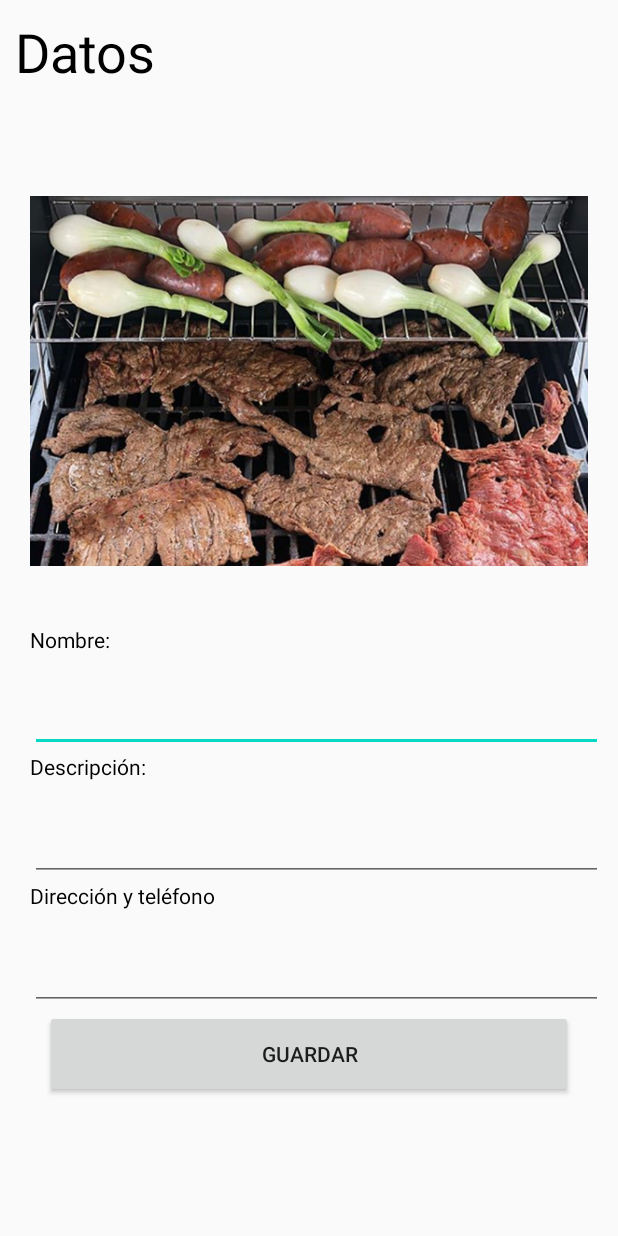
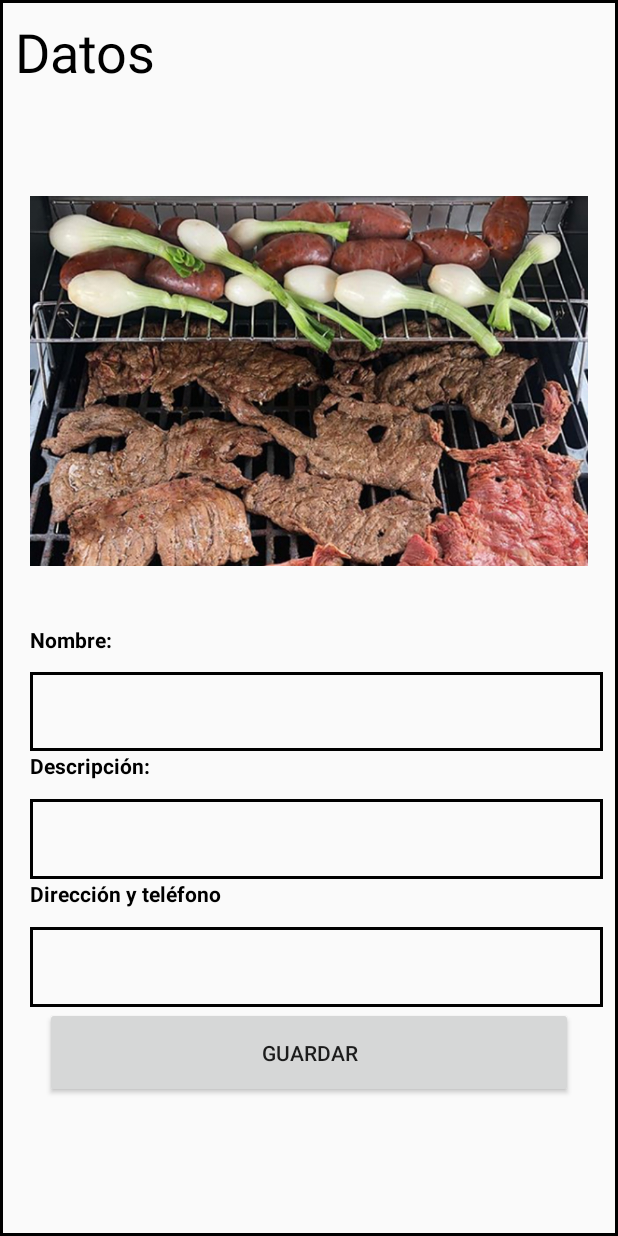
Before and after one commit to AbrahamLCodes/Examen-Pr-ctico-2-, an Android app: the DatosActivity screen opened directly, with no data from a screen before it, on a phone screen of 412 x 824 dp. Run offline under Robolectric (Android 15) with nearby library versions, the phone set to English and light mode, and no system bars.

Commit message:
Diseño completado

```diff
--- /dev/null
+++ b/app/src/main/res/drawable/border.xml
@@ -0,0 +1,10 @@
+<?xml version="1.0" encoding="utf-8"?>
+<shape
+    xmlns:android="http://schemas.android.com/apk/res/android"
+    android:shape="rectangle">
+
+    <stroke
+        android:color="@color/colorPrimary"
+        android:width="2dp"/>
+
+</shape>
--- a/app/src/main/res/layout/activity_datos.xml
+++ b/app/src/main/res/layout/activity_datos.xml
@@ -10,6 +10,8 @@
     xmlns:app="http://schemas.android.com/apk/res-auto"
     xmlns:tools="http://schemas.android.com/tools"
     android:layout_width="match_parent"
+    android:background="@drawable/border"
+
     android:layout_height="match_parent"
     android:orientation="vertical"
     android:weightSum="5"
@@ -44,15 +46,19 @@
 
         <TextView
             android:layout_width="match_parent"
+
             android:layout_height="wrap_content"
             android:layout_marginLeft="20dp"
             android:layout_marginRight="10dp"
             android:layout_weight="1"
             android:text="Nombre:"
-            android:textColor="#000000" />
+            android:textColor="#000000"
+            android:textStyle="bold" />
 
         <EditText
             android:id="@+id/campo0"
+            android:background="@drawable/border"
+            android:padding="8dp"
             android:layout_width="match_parent"
             android:layout_height="wrap_content"
             android:layout_marginLeft="20dp"
@@ -68,10 +74,13 @@
             android:layout_marginRight="10dp"
             android:layout_weight="1"
             android:text="Descripción:"
-            android:textColor="#000000" />
+            android:textColor="#000000"
+            android:textStyle="bold" />
 
         <EditText
             android:id="@+id/campo1"
+            android:background="@drawable/border"
+            android:padding="8dp"
             android:layout_width="match_parent"
             android:layout_height="wrap_content"
             android:layout_marginLeft="20dp"
@@ -89,10 +98,13 @@
             android:layout_marginRight="10dp"
             android:layout_weight="1"
             android:text="Dirección y teléfono"
-            android:textColor="#000000" />
+            android:textColor="#000000"
+            android:textStyle="bold" />
 
         <EditText
             android:id="@+id/campo2"
+            android:background="@drawable/border"
+            android:padding="8dp"
             android:layout_width="match_parent"
             android:layout_height="wrap_content"
             android:layout_marginLeft="20dp"
--- a/app/src/main/res/layout/activity_evaluacion.xml
+++ b/app/src/main/res/layout/activity_evaluacion.xml
@@ -10,6 +10,7 @@
     xmlns:app="http://schemas.android.com/apk/res-auto"
     xmlns:tools="http://schemas.android.com/tools"
     android:layout_width="match_parent"
+    android:background="@drawable/border"
     android:layout_height="match_parent"
     android:orientation="vertical"
     android:weightSum="12"
--- a/app/src/main/res/layout/activity_main.xml
+++ b/app/src/main/res/layout/activity_main.xml
@@ -10,6 +10,7 @@
     xmlns:app="http://schemas.android.com/apk/res-auto"
     xmlns:tools="http://schemas.android.com/tools"
     android:layout_width="match_parent"
+    android:background="@drawable/border"
     android:layout_height="match_parent"
     android:orientation="vertical"
     tools:context=".MainActivity"
--- a/app/src/main/res/layout/costum_item.xml
+++ b/app/src/main/res/layout/costum_item.xml
@@ -11,6 +11,8 @@
 <LinearLayout xmlns:android="http://schemas.android.com/apk/res/android"
     xmlns:app="http://schemas.android.com/apk/res-auto"
     android:layout_width="match_parent"
+    android:background="@drawable/border"
+
     android:layout_height="wrap_content"
     android:orientation="vertical"
     android:descendantFocusability="blocksDescendants">
--- a/app/src/main/res/layout/mi_layout.xml
+++ b/app/src/main/res/layout/mi_layout.xml
@@ -9,6 +9,8 @@
 <LinearLayout xmlns:android="http://schemas.android.com/apk/res/android"
     xmlns:app="http://schemas.android.com/apk/res-auto"
     android:layout_width="match_parent"
+    android:background="@drawable/border"
+    android:padding="10dp"
     android:layout_height="match_parent"
     android:orientation="vertical"
     android:descendantFocusability="blocksDescendants"
--- a/app/src/main/res/values/colors.xml
+++ b/app/src/main/res/values/colors.xml
@@ -1,6 +1,6 @@
 <?xml version="1.0" encoding="utf-8"?>
 <resources>
-    <color name="colorPrimary">#6200EE</color>
+    <color name="colorPrimary">#000000</color>
     <color name="colorPrimaryDark">#3700B3</color>
     <color name="colorAccent">#03DAC5</color>
 </resources>
```
